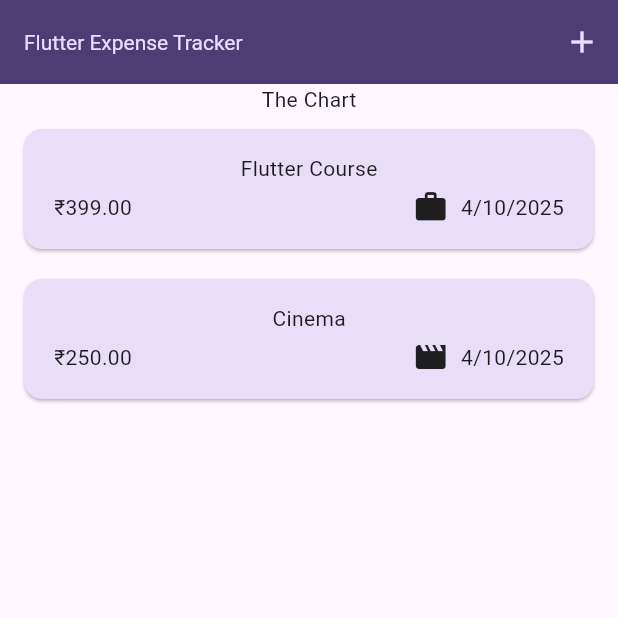
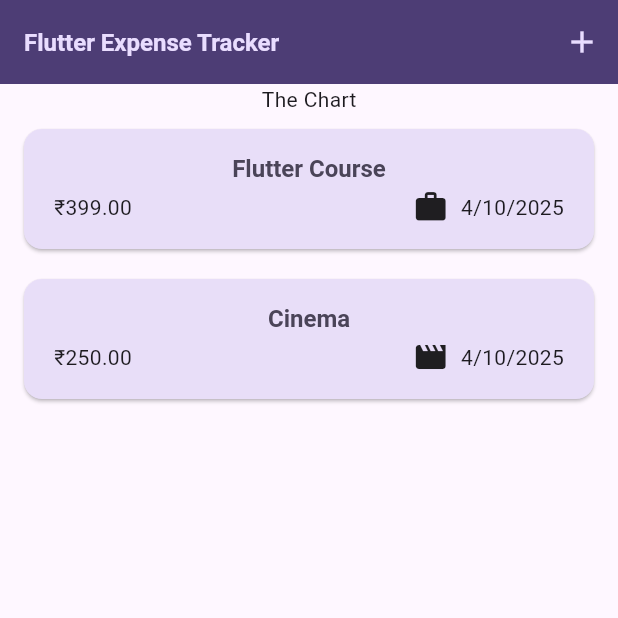
Before and after one commit to ashmit0073/expense_tracker, a Flutter app: the screen it shows after launch, on a phone screen of 412 x 824 dp, the top half of it. Run offline on Flutter 3.47's test engine with Material 3 defaults, Android fonts, the phone set to English and light mode, and no system bars.

Commit message:
Add Theme to Expense List

```diff
--- a/lib/main.dart
+++ b/lib/main.dart
@@ -26,9 +26,9 @@ void main() {
         ),
         textTheme: ThemeData().textTheme.copyWith(
           titleLarge: TextStyle(
-            fontWeight: FontWeight.normal,
+            fontWeight: FontWeight.bold,
             color: kColorScheme.onSecondaryContainer,
-            fontSize: 14,
+            fontSize: 16,
           ),
         ),
       ),
--- a/lib/widgets/expenses_list/expense_item.dart
+++ b/lib/widgets/expenses_list/expense_item.dart
@@ -10,16 +10,20 @@ class ExpenseItem extends StatelessWidget {
       child: Padding(
         padding: const EdgeInsets.symmetric(vertical: 16, horizontal: 20),
         child: Column(
+          // crossAxisAlignment: CrossAxisAlignment.start,
           children: [
-            Text(expense.title),
+            Text(
+              expense.title,
+              style: Theme.of(context).textTheme.titleLarge,
+            ),
             const SizedBox(height: 4),
             Row(
               children: [
                 Text('₹${expense.amount.toStringAsFixed(2)}'),
-                const Spacer(flex: 1),
+                const Spacer(),
                 Row(
                   children: [
-                     Icon(categoryIcons[expense.category]),
+                    Icon(categoryIcons[expense.category]),
                     const SizedBox(width: 8),
                     Text(expense.formattedDate),
                   ],
```
